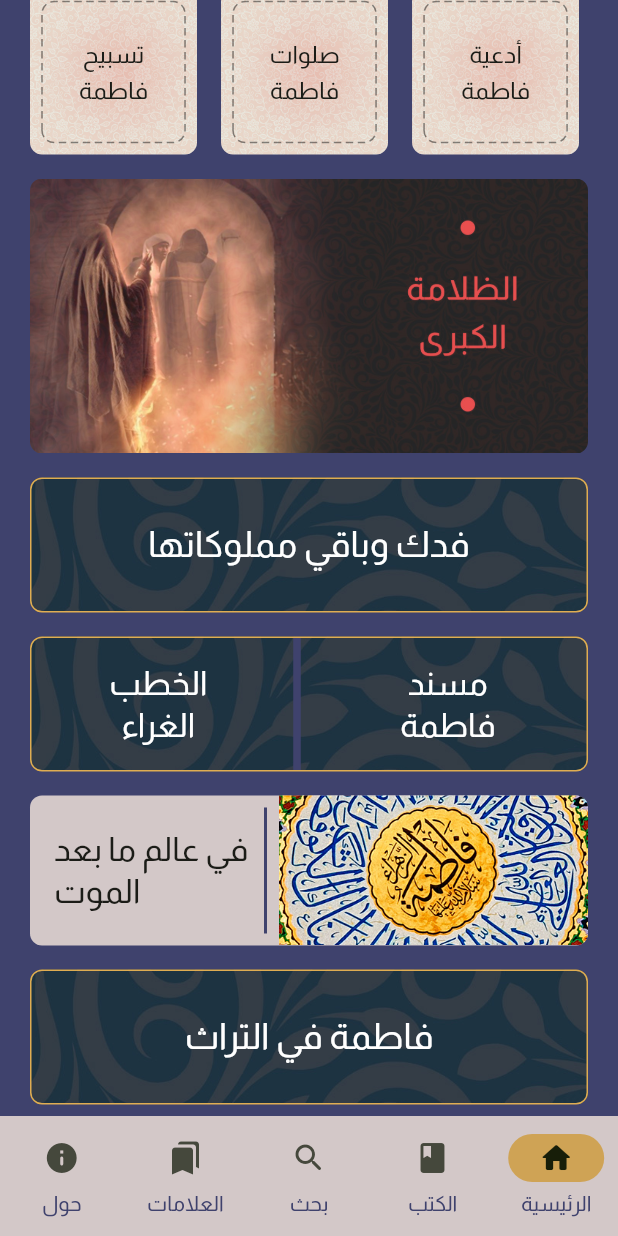
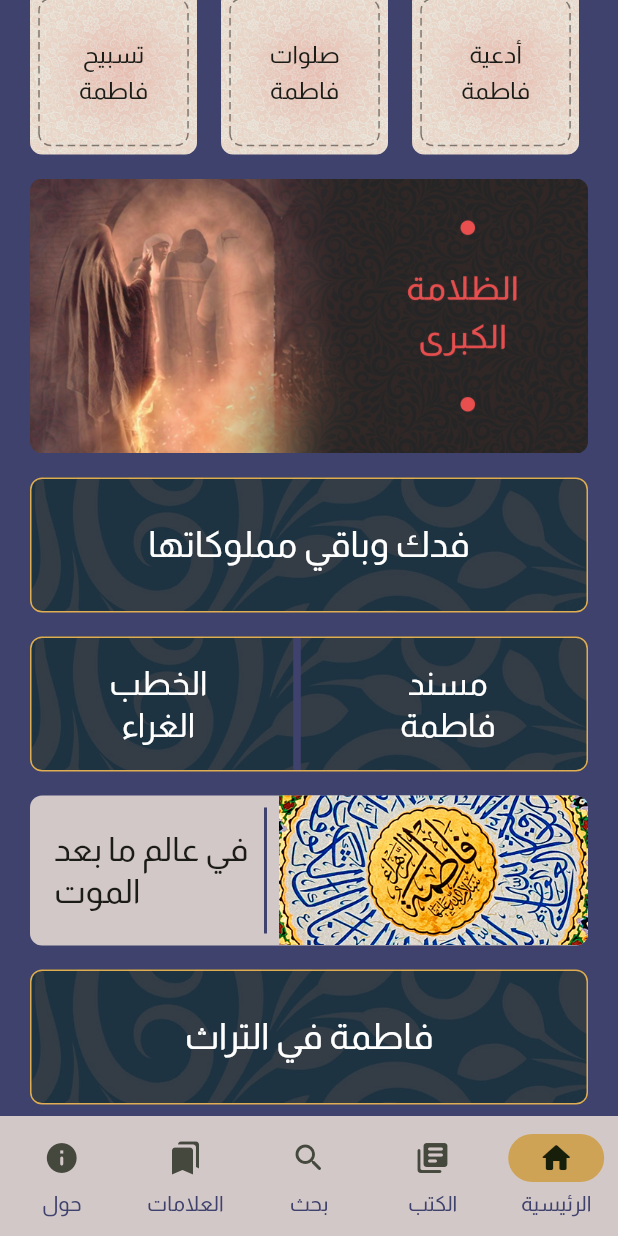
Before and after one commit to alijohar/z_project, a Flutter app: the screen it shows after launch, scrolled down 1923 dp, on a phone screen of 412 x 824 dp. Run offline on Flutter 3.47's test engine with Material 3 defaults, Android fonts, the phone set to English and light mode, and no system bars; our stand-ins replace bloc, firebase_analytics, firebase_core, firebase_crashlytics, flutter_bloc, flutter_html and 5 more; missing offline and left inert: epub_parser; accounts and stored records are empty.

Commit message:
Fix Icon issues

```diff
--- a/lib/screen/host/host_screen.dart
+++ b/lib/screen/host/host_screen.dart
@@ -89,7 +89,7 @@ class _HostScreenState extends State<HostScreen> {
               label: 'الرئيسية',
             ),
             NavigationDestination(
-              icon: Icon(Icons.book),
+              icon: Icon(Icons.library_books_rounded),
               label: 'الكتب',
             ),
 
--- a/lib/widget/three_items_card_widget.dart
+++ b/lib/widget/three_items_card_widget.dart
@@ -30,7 +30,7 @@ class ThreeItemsCardWidget extends StatelessWidget {
               ),
             ),
             child: Padding(
-              padding: const EdgeInsets.all(8.0),
+              padding: const EdgeInsets.all(6.0),
               child: CustomPaint(painter:
               DottedBorderPainter(
                 borderWidth: 1.0,
```
